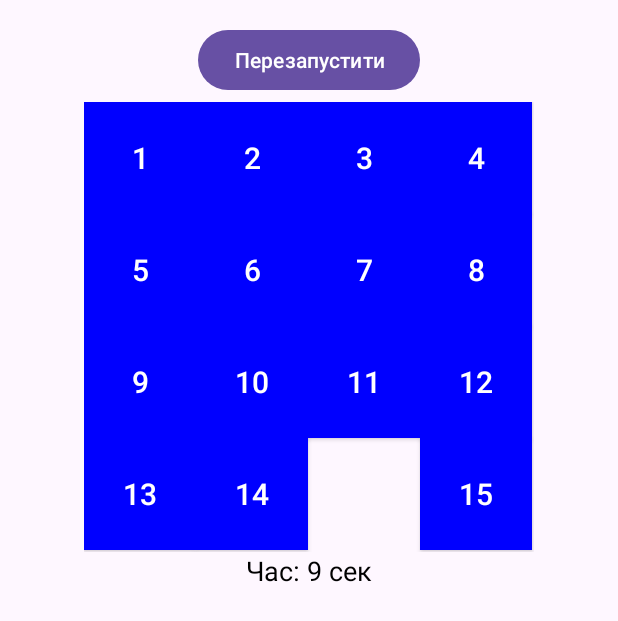
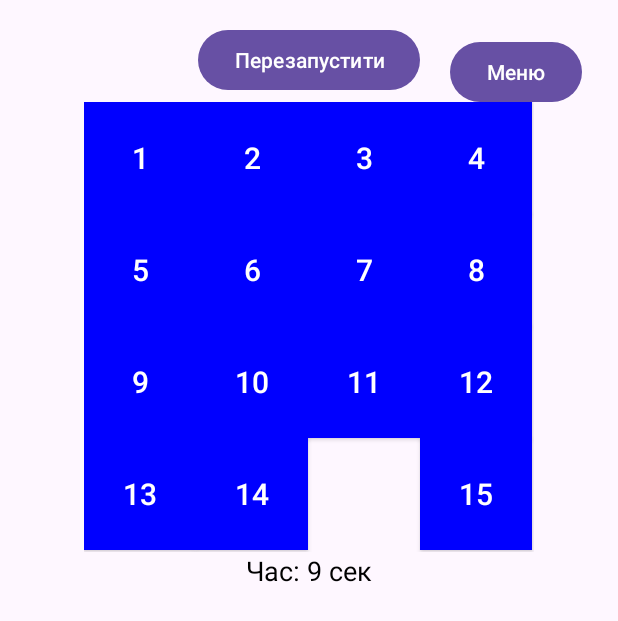
Before and after one commit to SeverynUA/15, an Android app: the screen it shows after launch (MainActivity), on a phone screen of 412 x 824 dp. Shown: the top 621 px of the screen. Run offline under Robolectric (Android 15) with nearby library versions, the phone set to English and light mode, and no system bars.

Commit message:
добавлення меню

```diff
--- a/app/src/main/res/layout/activity_main.xml
+++ b/app/src/main/res/layout/activity_main.xml
@@ -47,5 +47,17 @@
         app:layout_constraintStart_toStartOf="parent"
         app:layout_constraintTop_toBottomOf="@id/btn_restart" />
 
+    <Button
+        android:id="@+id/btn_menu"
+        android:layout_width="wrap_content"
+        android:layout_height="wrap_content"
+        android:text="Меню"
+        app:layout_constraintTop_toTopOf="parent"
+        app:layout_constraintEnd_toEndOf="parent"
+        android:layout_margin="8dp"/>
+
+
+
+
 
 </androidx.constraintlayout.widget.ConstraintLayout>
--- /dev/null
+++ b/app/src/main/res/menu/menu_main.xml
@@ -0,0 +1,15 @@
+<?xml version="1.0" encoding="utf-8"?>
+<menu xmlns:android="http://schemas.android.com/apk/res/android"
+    xmlns:app="http://schemas.android.com/apk/res-auto">
+    <item
+        android:id="@+id/action_restart"
+        android:title="Перезапустити"
+        android:icon="@android:drawable/ic_menu_revert"
+        app:showAsAction="always"/>
+
+    <item
+        android:id="@+id/action_exit"
+        android:title="Вийти"
+        android:icon="@android:drawable/ic_menu_close_clear_cancel"
+        app:showAsAction="always"/>
+</menu>
```
Also changed, not shown: app/src/main/java/com/example/a15/MainActivity.java (+19 -0 lines).
